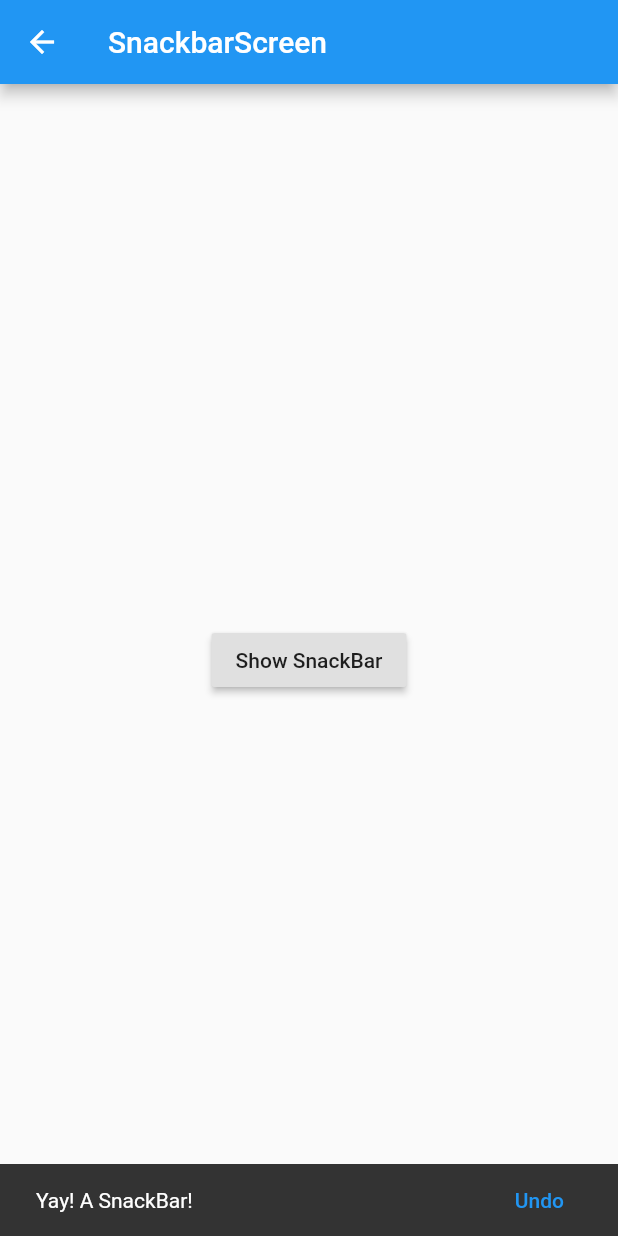
After one commit to 0wzZZzz6/cookbook, a Flutter app: the SnackbarScreen screen opened directly, after a tap on "Show SnackBar", on a phone screen of 412 x 824 dp. The commit adds this screen. Run offline on Flutter 3.47's test engine with Material 2 defaults, Android fonts, the phone set to English and light mode, and no system bars.

Commit message:
update snackbar

```diff
--- /dev/null
+++ b/lib/pages/design/snackbar_screen.dart
@@ -0,0 +1,36 @@
+import 'package:flutter/material.dart';
+
+class SnackbarScreen extends StatelessWidget {
+  @override
+  Widget build(BuildContext context) {
+    return Scaffold(
+        appBar: AppBar(title: Text('SnackbarScreen')), body: Snckbar());
+  }
+}
+
+class Snckbar extends StatelessWidget {
+  @override
+  Widget build(BuildContext context) {
+    return Center(
+      child: RaisedButton(
+        onPressed: () {
+          final sb = SnackBar(
+            content: Text('Yay! A SnackBar!'),
+            action: SnackBarAction(
+              label: 'Undo',
+              onPressed: () {
+                // Some code to undo the change.
+              },
+            ),
+          );
+
+          // Find the Scaffold in the widget tree and use
+          // it to show a SnackBar.
+          Scaffold.of(context).showSnackBar(sb);
+          print('object');
+        },
+        child: Text('Show SnackBar'),
+      ),
+    );
+  }
+}
```
Also changed, not shown: lib/pages/design.dart (+7 -2 lines).
